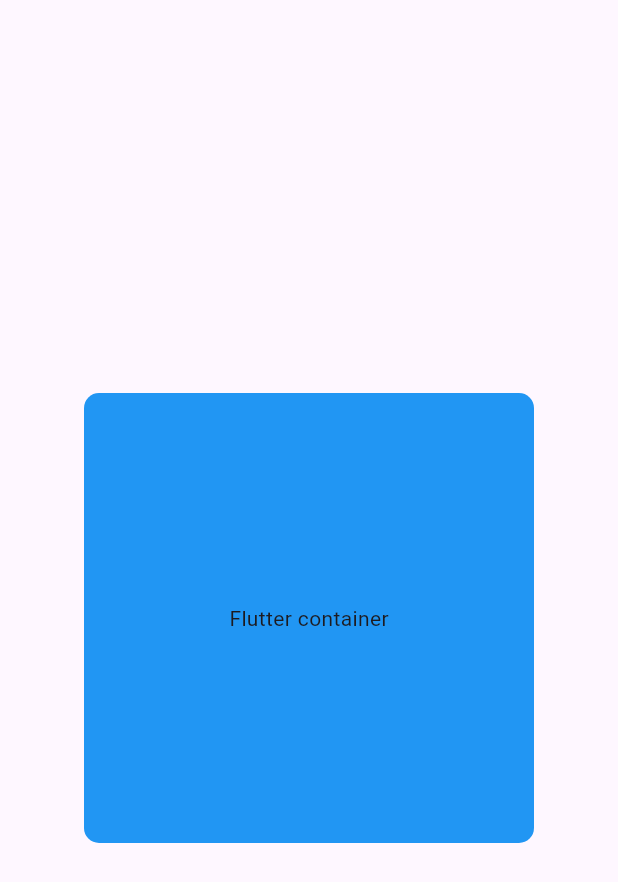
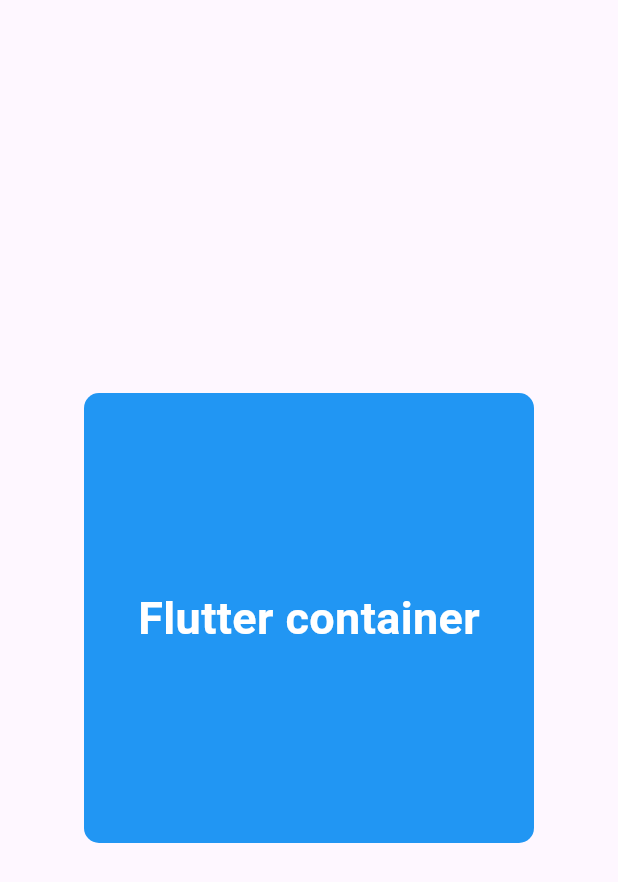
Before and after one commit to ADWx2001/flutter-app-practice, a Flutter app: the screen it shows after launch, on a phone screen of 412 x 824 dp. Shown: the top 882 px of the screen. Run offline on Flutter 3.47's test engine with Material 3 defaults, Android fonts, the phone set to English and light mode, and no system bars.

Commit message:
font changed

```diff
--- a/layout_practice/lib/main.dart
+++ b/layout_practice/lib/main.dart
@@ -23,7 +23,13 @@ class MyApp extends StatelessWidget {
                 color: Colors.blue,
               ),
               child: const Center(
-                child: Text("Flutter container")
+                child: Text("Flutter container",
+                style: TextStyle(
+                  color: Colors.white,
+                  fontWeight: FontWeight.bold,
+                  fontSize: 30.0
+                  ),
+                ),
               ),
             ),
           ),
```
